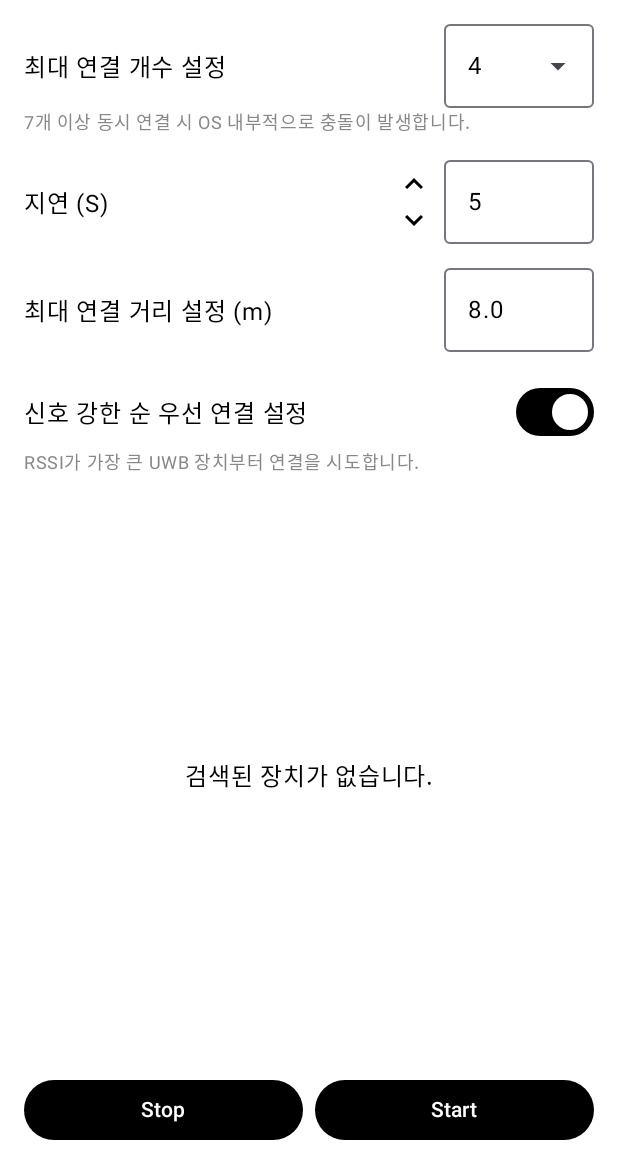
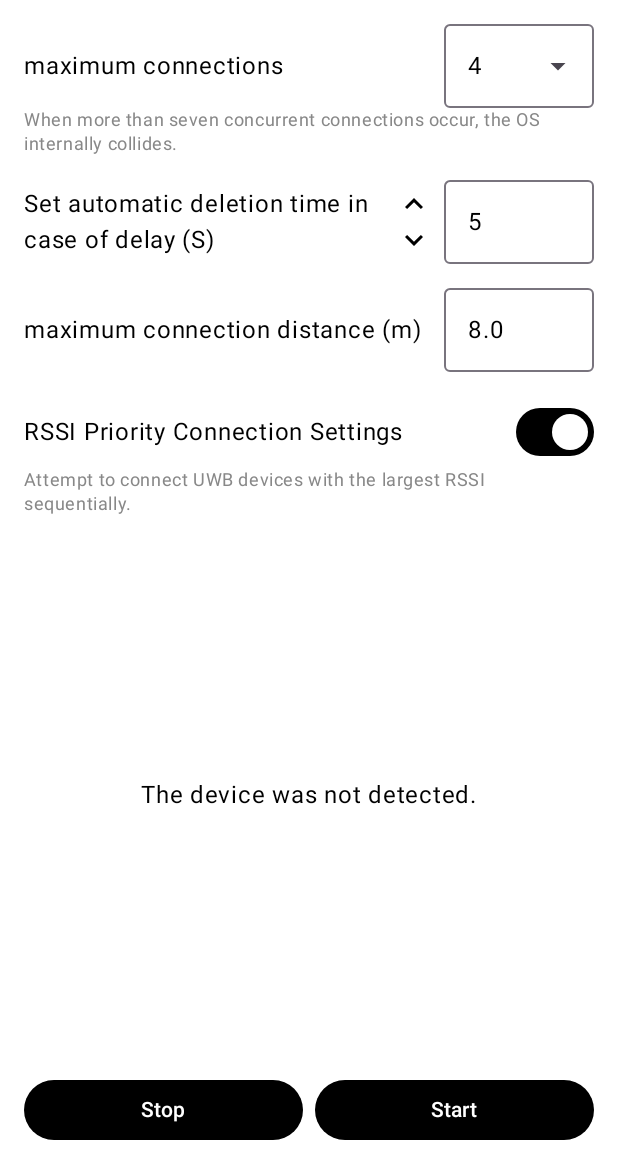
Before and after one commit to freegrowenterprise/SpaceSDK-Android-TestApp, an Android app built with Jetpack Compose: the screen it shows after launch (MainActivity), after a tap on "Ranging Page", on a phone screen of 412 x 824 dp, the part 66-1236 px from its top. Run offline under Robolectric (Android 15) with nearby library versions, the phone set to English and light mode, and no system bars; libraries missing offline, so code that uses them is left out: com.growspace.sdk; 2 statements that could not run were skipped.

Commit message:
feat kr -> en

```diff
--- a/app/src/main/java/com/growspace/testapp/pages/RangingPage.kt
+++ b/app/src/main/java/com/growspace/testapp/pages/RangingPage.kt
@@ -21,6 +21,7 @@ import androidx.compose.ui.platform.LocalFocusManager
 import androidx.compose.ui.text.SpanStyle
 import androidx.compose.ui.text.buildAnnotatedString
 import androidx.compose.ui.text.input.KeyboardType
+import androidx.compose.ui.text.style.TextOverflow
 import androidx.compose.ui.text.withStyle
 import androidx.compose.ui.unit.dp
 import com.growspace.sdk.SpaceUwb
@@ -185,8 +186,14 @@ fun RangingPage() {
             Spacer(Modifier.height(16.dp))
 
             Row(verticalAlignment = Alignment.CenterVertically) {
-                Text("최대 연결 거리 설정 (m)", style = MaterialTheme.typography.bodyLarge)
-                Spacer(Modifier.weight(1f))
+                Text(
+                    "maximum connection distance (m)",
+                    style = MaterialTheme.typography.bodyLarge,
+                    modifier = Modifier.weight(1f),
+                    maxLines = 2,
+                    overflow = TextOverflow.Ellipsis,
+                    )
+
                 OutlinedTextField(
                     value = distanceLimit.value.toString(),
                     onValueChange = {
@@ -202,14 +209,14 @@ fun RangingPage() {
             Row(
                 verticalAlignment = Alignment.CenterVertically
             ) {
-                Text("신호 강한 순 우선 연결 설정", style = MaterialTheme.typography.bodyLarge)
+                Text("RSSI Priority Connection Settings", style = MaterialTheme.typography.bodyLarge)
                 Spacer(Modifier.weight(1f))
                 Switch(
                     checked = signalPriority.value,
                     onCheckedChange = { signalPriority.value = it })
             }
             Text(
-                text = "RSSI가 가장 큰 UWB 장치부터 연결을 시도합니다.",
+                text = "Attempt to connect UWB devices with the largest RSSI sequentially.",
                 style = MaterialTheme.typography.bodySmall,
                 color = Color.Gray
             )
@@ -228,7 +235,7 @@ fun RangingPage() {
                     ) {
                         CircularProgressIndicator()
                         Spacer(Modifier.height(16.dp))
-                        Text("장치 검색 중...")
+                        Text("Searching for devices...")
                     }
                 } else if (deviceInfoList.isNotEmpty()) {
                     Column(modifier = Modifier.verticalScroll(rememberScrollState())) {
@@ -240,15 +247,15 @@ fun RangingPage() {
                             ) {
                                 Column(modifier = Modifier.padding(12.dp)) {
                                     Text("Device: ${device.name}")
-                                    Text("거리: ${"%.2f".format(device.distance)}m")
-                                    Text("방위각: ${device.azimuth}°, 고도각: ${device.elevation}°")
+                                    Text("distance: ${"%.2f".format(device.distance)}m")
+                                    Text("azimuth: ${device.azimuth}°, elevation: ${device.elevation}°")
                                 }
                             }
                         }
                     }
                 } else {
                     Box(Modifier.fillMaxSize(), contentAlignment = Alignment.Center) {
-                        Text("검색된 장치가 없습니다.")
+                        Text("The device was not detected.")
                     }
                 }
             }
@@ -279,13 +286,13 @@ fun RangingPage() {
                 showDemoDialog.value = false
                 showLoading.value = false
             },
-            title = { Text("데모 모드") },
+            title = { Text("Run Experience Mode") },
             text = {
                 Text(
                     buildAnnotatedString {
-                        append("장치를 찾을 수 없습니다. 데모 모드를 실행하시겠습니까?\n\n")
+                        append("Device connection was not detected. Do you want to run the experience version?\n\n")
                         withStyle(style = SpanStyle(color = Color.Gray)) {
-                            append("연결을 계속 시도하려면 창을 닫지 마세요.")
+                            append("Don't close the window to continue trying to connect.")
                         }
                     }
                 )
@@ -295,14 +302,14 @@ fun RangingPage() {
                     isDemoMode.value = true
                     showDemoDialog.value = false
                     showLoading.value = false
-                }) { Text("확인") }
+                }) { Text("Ok") }
             },
             dismissButton = {
                 Button(onClick = {
                     showDemoDialog.value = false
                     showLoading.value = false
                     isScanning.value = false
-                }) { Text("취소") }
+                }) { Text("Cancel") }
             }
         )
     }
@@ -313,14 +320,14 @@ fun RangingPage() {
                 showErrorDialog.value = false
             },
             title = {
-                Text("연결 실패")
+                Text("Connection failed")
             },
             text = {
-                Text("UWB 장치 연결에 실패했습니다.\n다시 시도해주세요.")
+                Text("UWB device connection failed.\nPlease try again.")
             },
             confirmButton = {
                 TextButton(onClick = { showErrorDialog.value = false }) {
-                    Text("확인")
+                    Text("Ok")
                 }
             }
         )
@@ -347,7 +354,7 @@ fun MaxConnectionSelector(
         verticalAlignment = Alignment.CenterVertically,
         modifier = Modifier.fillMaxWidth()
     ) {
-        Text("최대 연결 개수 설정", style = MaterialTheme.typography.bodyLarge)
+        Text("maximum connections", style = MaterialTheme.typography.bodyLarge)
         Spacer(Modifier.weight(1f))
 
         ExposedDropdownMenuBox(
@@ -373,7 +380,7 @@ fun MaxConnectionSelector(
             ) {
                 options.forEach { count ->
                     DropdownMenuItem(
-                        text = { Text("$count 개") },
+                        text = { Text("$count") },
                         onClick = {
                             onValueChange(count)
                             expanded = false
@@ -385,7 +392,7 @@ fun MaxConnectionSelector(
     }
 
     Text(
-        text = "7개 이상 동시 연결 시 OS 내부적으로 충돌이 발생합니다.",
+        text = "When more than seven concurrent connections occur, the OS internally collides.",
         style = MaterialTheme.typography.bodySmall,
         color = Color.Gray
     )
@@ -398,8 +405,13 @@ fun DelayInputField(delayDisconnectSecLimit: MutableState<Int>) {
     val inputText = remember { mutableStateOf(delayDisconnectSecLimit.value.toString()) }
 
     Row(verticalAlignment = Alignment.CenterVertically) {
-        Text("지연 (S)", style = MaterialTheme.typography.bodyLarge)
-        Spacer(Modifier.weight(1f))
+        Text(
+            "Set automatic deletion time in case of delay (S)",
+            style = MaterialTheme.typography.bodyLarge,
+            modifier = Modifier.weight(1f),
+            maxLines = 2,
+            overflow = TextOverflow.Ellipsis
+            )
 
         Column {
             IconButton(
@@ -410,7 +422,7 @@ fun DelayInputField(delayDisconnectSecLimit: MutableState<Int>) {
                 },
                 modifier = Modifier.size(24.dp)
             ) {
-                Icon(Icons.Default.KeyboardArrowUp, contentDescription = "증가")
+                Icon(Icons.Default.KeyboardArrowUp, contentDescription = "Increase")
             }
 
             IconButton(
@@ -421,7 +433,7 @@ fun DelayInputField(delayDisconnectSecLimit: MutableState<Int>) {
                 },
                 modifier = Modifier.size(24.dp)
             ) {
-                Icon(Icons.Default.KeyboardArrowDown, contentDescription = "감소")
+                Icon(Icons.Default.KeyboardArrowDown, contentDescription = "Decrease")
             }
         }
 
```
Also changed, not shown: app/src/main/java/com/growspace/testapp/pages/rtls/RTLSPage.kt (+11 -11 lines), app/src/main/java/com/growspace/testapp/pages/rtls/UwbSettingPage.kt (+9 -9 lines).
